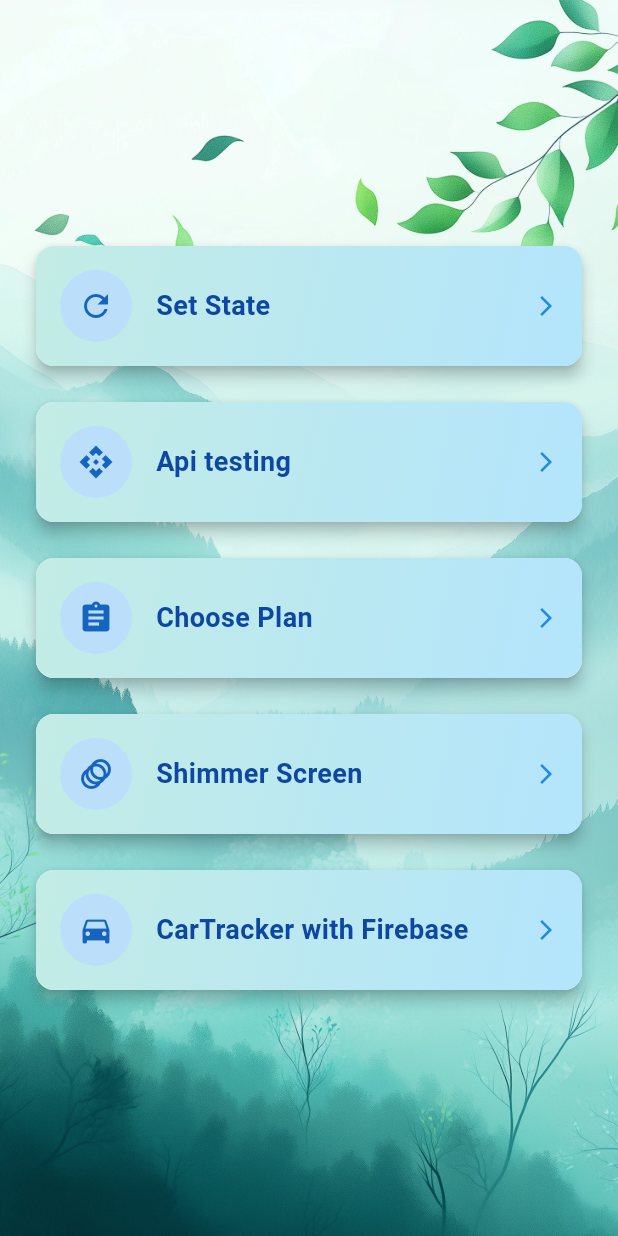
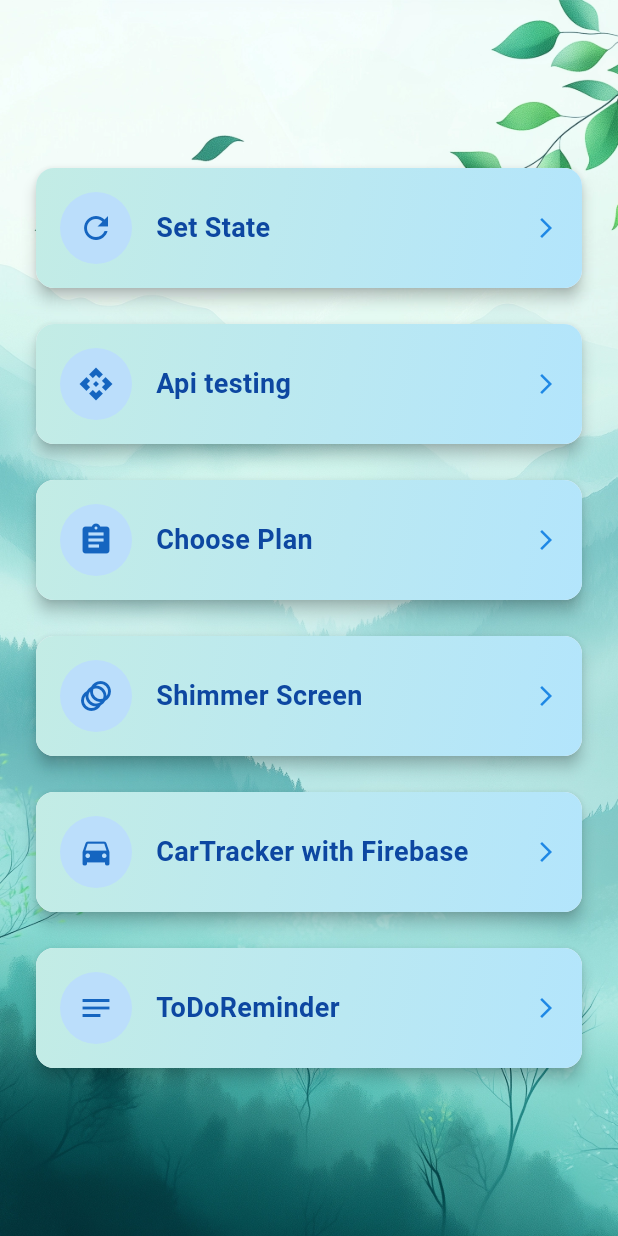
Before and after one commit to Ajahmadjamil/Flutter-Practice, a Flutter app: the screen it shows after launch, on a phone screen of 412 x 824 dp. Run offline on Flutter 3.47's test engine with Material 3 defaults, Android fonts, the phone set to English and light mode, and no system bars; our stand-ins replace battery_plus, cloud_firestore, dotted_line, firebase_core, flutter_local_notifications, flutter_svg and 8 more; missing offline and left inert: background_location, bluetooth_print; accounts and stored records are empty.

Commit message:
ToDoReminder (ThemeMode and push scheduled notifications)

```diff
--- /dev/null
+++ b/lib/Features/ToDoReminder/ThemeServices.dart
@@ -0,0 +1,20 @@
+import 'package:flutter/material.dart';
+import 'package:get/get.dart';
+import 'package:get_storage/get_storage.dart';
+
+class ThemeServices {
+  final _box = GetStorage();
+  final _key = "isDarkMode";
+
+  bool _loadThemeFromBox() => _box.read(_key) ?? false;
+
+  ThemeMode get themes => _loadThemeFromBox() ? ThemeMode.dark : ThemeMode.light;
+
+  void _saveThemeToBox(bool isDarkMode) => _box.write(_key, isDarkMode);
+
+  void switchTheme() {
+    bool isDark = _loadThemeFromBox();
+    Get.changeThemeMode(isDark ? ThemeMode.light : ThemeMode.dark);
+    _saveThemeToBox(!isDark);
+  }
+}
--- /dev/null
+++ b/lib/Features/ToDoReminder/Themes.dart
@@ -0,0 +1,22 @@
+import 'package:flutter/material.dart';
+
+const Color bluishClr =Color(0xFF4e5ae8);
+const Color yellowClr =Color(0xFFFFB746);
+const Color pinkClr =Color(0xFFff4667);
+const Color primaryClr =Color(0xFFff4667);
+const Color darkGreyClr =Color(0xFF121212);
+const Color darkHeaderClr =Color(0xFF424242);
+const Color white =Colors.white;
+
+class Themes{
+  static final light = ThemeData(
+  primaryColor: primaryClr,
+      brightness: Brightness.light
+  );
+
+  static final dark = ThemeData(
+      primaryColor: darkGreyClr,
+      brightness: Brightness.dark
+  );
+
+}
--- a/lib/FeaturesScreen.dart
+++ b/lib/FeaturesScreen.dart
@@ -9,6 +9,8 @@
 import 'package:flutterpractices/Features/ChoosePlan/ChoosePlanScreen.dart';
 import 'package:flutterpractices/Features/SetState/SetStateScreen.dart';
 import 'package:flutterpractices/Features/Shimmer_effect/ShimmerScreen.dart';
+
+import 'Features/ToDoReminder/ToDoScreen.dart';
 
 class FeaturesScreen extends StatefulWidget {
   const FeaturesScreen({super.key});
@@ -67,6 +69,15 @@
                   icon: Icons.directions_car,
                   title: "CarTracker with Firebase",
                   onTap: () => initializeAndNavigate(context),
+                ),
+                const SizedBox(height: 16),
+                _buildFeatureCard(
+                  context,
+                  icon: Icons.notes,
+                  title: "ToDoReminder",
+                  onTap: () => _navigateTo(
+                    const ToDoScreen(),
+                  ),
                 ),
               ],
             ),
--- a/lib/main.dart
+++ b/lib/main.dart
@@ -2,24 +2,34 @@
 import 'package:flutter/material.dart';
 import 'package:flutterpractices/FeaturesScreen.dart';
 import 'package:flutterpractices/firebase_options.dart';
+import 'package:get/get_navigation/src/root/get_material_app.dart';
+import 'package:get_storage/get_storage.dart';
+
+import 'Features/ToDoReminder/ThemeServices.dart';
+import 'Features/ToDoReminder/Themes.dart';
 
 void main() async {
   WidgetsFlutterBinding.ensureInitialized();
+  await GetStorage.init();
   await Firebase.initializeApp(
     options: DefaultFirebaseOptions.currentPlatform,
   );
   runApp(const MyApp());
 }
 
-class MyApp extends StatelessWidget {
+class MyApp extends StatelessWidget
+{
   const MyApp({super.key});
 
   @override
   Widget build(BuildContext context) {
-    return const MaterialApp(
-      home: FeaturesScreen(),
+    return GetMaterialApp(
       debugShowCheckedModeBanner: false,
-
+      title: 'Flutter App',
+      theme: Themes.light,
+      darkTheme: Themes.dark,
+      themeMode: ThemeServices().themes, // set global theme mode
+      home: const FeaturesScreen(),
     );
   }
 }
--- a/pubspec.yaml
+++ b/pubspec.yaml
@@ -48,6 +48,10 @@
   permission_handler:
   background_location: ^0.13.0
   geolocator: ^13.0.4
+  get_storage:
+  get:
+  flutter_local_notifications:
+  flutter_native_timezone:
 
 dev_dependencies:
   flutter_test:
```
Also changed, not shown: lib/Features/ToDoReminder/NotifyHelper.dart (added, +186 -0 lines), lib/Features/ToDoReminder/ToDoScreen.dart (added, +63 -0 lines), pubspec.lock, 8 other files.
